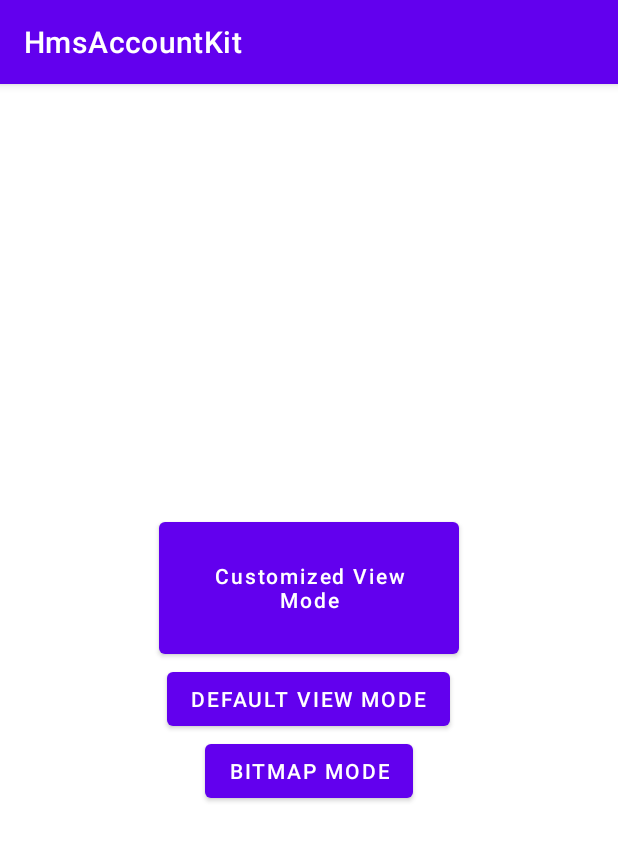
After one commit to srtcayhan/HMSPlayground, an Android app: the CustomizedViewActivity screen opened directly, with no data from a screen before it, on a phone screen of 412 x 824 dp. The commit adds this screen. Shown: the top 841 px of the screen. Run offline under Robolectric (Android 15) with nearby library versions, the phone set to English and light mode, and no system bars; libraries missing offline, so code that uses them is left out: com.huawei.hms.

Commit message:
scan kit implemented

```diff
--- a/app/build.gradle
+++ b/app/build.gradle
@@ -73,6 +73,5 @@ dependencies {
     implementation 'com.huawei.hms:hianalytics:6.3.0.302'
     implementation 'com.huawei.hms:ads-lite:13.4.48.301'
     implementation 'com.huawei.hms:location:6.2.0.300'
-
-
+    implementation 'com.huawei.hms:scan:2.2.0.300'
 }
--- a/app/src/main/java/com/example/srtcayhan/hmsaccountkit/MainActivity.kt
+++ b/app/src/main/java/com/example/srtcayhan/hmsaccountkit/MainActivity.kt
@@ -12,6 +12,7 @@ import com.example.srtcayhan.hmsaccountkit.ads.AdActivity
 import com.example.srtcayhan.hmsaccountkit.analytics.AnalyticsActivity
 import com.example.srtcayhan.hmsaccountkit.databinding.ActivityMainBinding
 import com.example.srtcayhan.hmsaccountkit.location.LocationActivity
+import com.example.srtcayhan.hmsaccountkit.scan.customizedview.CustomizedViewActivity
 import com.huawei.hmf.tasks.Task
 import com.huawei.hms.aaid.HmsInstanceId
 import com.huawei.hms.common.ApiException
@@ -64,6 +65,11 @@ class MainActivity : AppCompatActivity() {
         }
         binding.btnLocation.setOnClickListener {
             val intent = Intent(this, LocationActivity::class.java)
+            startActivity(intent)
+        }
+
+        binding.btnScan.setOnClickListener {
+            val intent = Intent(this, CustomizedViewActivity::class.java)
             startActivity(intent)
         }
 
--- /dev/null
+++ b/app/src/main/java/com/example/srtcayhan/hmsaccountkit/scan/customizedview/CustomizedViewActivity.kt
@@ -0,0 +1,87 @@
+package com.example.srtcayhan.hmsaccountkit.scan.customizedview
+import android.Manifest
+import android.app.Activity
+import android.content.Intent
+import android.content.pm.PackageManager
+import androidx.appcompat.app.AppCompatActivity
+import android.os.Bundle
+import android.text.TextUtils
+import android.widget.Toast
+import androidx.core.app.ActivityCompat
+import com.example.srtcayhan.hmsaccountkit.R
+import com.example.srtcayhan.hmsaccountkit.analytics.AnalyticsActivity
+import com.example.srtcayhan.hmsaccountkit.databinding.ActivityCustomizedViewBinding
+import com.example.srtcayhan.hmsaccountkit.scan.bitmap.BitmapViewActivity
+import com.example.srtcayhan.hmsaccountkit.scan.defaultview.DefaultViewActivity
+import com.huawei.hms.ml.scan.HmsScan
+import kotlinx.android.synthetic.main.activity_customized_view.*
+
+class CustomizedViewActivity : AppCompatActivity() {
+
+    private lateinit var binding : ActivityCustomizedViewBinding
+
+    companion object {
+        private val TAG = "MainActivity"
+        private val DEFINED_CODE = 222
+        private val REQUEST_CODE_SCAN = 0X01
+    }
+
+
+    override fun onCreate(savedInstanceState: Bundle?) {
+        super.onCreate(savedInstanceState)
+        setContentView(R.layout.activity_customized_view)
+
+        binding = ActivityCustomizedViewBinding.inflate(layoutInflater)
+        val view = binding.root
+        setContentView(view)
+
+        binding.customizedView.setOnClickListener {
+            newViewBtnClick()
+        }
+        binding.btnDefault.setOnClickListener {
+            val intent = Intent(this, DefaultViewActivity::class.java)
+            startActivity(intent)
+        }
+
+        binding.btnBitmap.setOnClickListener {
+            val intent = Intent(this, BitmapViewActivity::class.java)
+            startActivity(intent)
+        }
+    }
+
+    private fun newViewBtnClick() {
+        // Initialize a list of required permissions to request runtime
+        val list = arrayOf(Manifest.permission.CAMERA, Manifest.permission.READ_EXTERNAL_STORAGE)
+        ActivityCompat.requestPermissions(this, list, DEFINED_CODE)
+    }
+
+
+    override fun onRequestPermissionsResult(requestCode: Int, permissions: Array<out String>, grantResults: IntArray) {
+        super.onRequestPermissionsResult(requestCode, permissions, grantResults)
+        if (grantResults.size < 2 || grantResults[0] != PackageManager.PERMISSION_GRANTED || grantResults[1] != PackageManager.PERMISSION_GRANTED) {
+            return
+        }
+        else if (requestCode == DEFINED_CODE) {
+            //start your activity for scanning barcode
+            this.startActivityForResult(
+                Intent(this, DefinedActivity::class.java), REQUEST_CODE_SCAN)
+        }
+    }
+
+    @Suppress("NULLABILITY_MISMATCH_BASED_ON_JAVA_ANNOTATIONS")
+    override fun onActivityResult(requestCode: Int, resultCode: Int, data: Intent?) {
+        super.onActivityResult(requestCode, resultCode, data)
+        if (resultCode != Activity.RESULT_OK || data == null) {
+            return
+        }
+        else if (requestCode == REQUEST_CODE_SCAN) {
+            // Obtain the return value of HmsScan from the value returned by the onActivityResult method by using ScanUtil.RESULT as the key value.
+            val hmsScan: HmsScan? = data.getParcelableExtra(DefinedActivity.SCAN_RESULT)
+            if (hmsScan != null) {
+                if (!TextUtils.isEmpty(hmsScan.getOriginalValue()))
+                    Toast.makeText(this, hmsScan.getOriginalValue(), Toast.LENGTH_SHORT).show()
+            }
+        }
+    }
+
+}
--- /dev/null
+++ b/app/src/main/res/layout/activity_customized_view.xml
@@ -0,0 +1,29 @@
+<?xml version="1.0" encoding="utf-8"?>
+<LinearLayout xmlns:android="http://schemas.android.com/apk/res/android"
+    android:layout_width="match_parent"
+    android:layout_height="match_parent"
+    android:gravity="center|center_horizontal|center_vertical"
+    android:orientation="vertical">
+
+    <Button
+        android:id="@+id/customized_view"
+        android:layout_width="200dp"
+        android:layout_height="100dp"
+        android:textAllCaps="false"
+        android:text="Customized View Mode"
+        android:gravity="center"/>
+
+    <Button
+        android:id="@+id/btn_default"
+        android:layout_width="wrap_content"
+        android:layout_height="wrap_content"
+        android:text="Default View Mode"/>
+
+    <Button
+        android:id="@+id/btn_bitmap"
+        android:layout_width="wrap_content"
+        android:layout_height="wrap_content"
+        android:text="Bitmap Mode"/>
+
+
+</LinearLayout>
```
Also changed, not shown: app/src/main/AndroidManifest.xml (+18 -1 lines), app/src/main/java/com/example/srtcayhan/hmsaccountkit/scan/bitmap/BitmapViewActivity.kt (added, +148 -0 lines), app/src/main/java/com/example/srtcayhan/hmsaccountkit/scan/customizedview/DefinedActivity.kt (added, +93 -0 lines), app/src/main/java/com/example/srtcayhan/hmsaccountkit/scan/defaultview/DefaultViewActivity.kt (added, +82 -0 lines), app/src/main/res/drawable/scanningframe.xml (added, +17 -0 lines), app/src/main/res/layout/activity_bitmap_view.xml (added, +16 -0 lines), app/src/main/res/layout/activity_default_view.xml (added, +19 -0 lines), app/src/main/res/layout/activity_defined.xml (added, +47 -0 lines), app/src/main/res/layout/activity_main.xml (+9 -0 lines).
